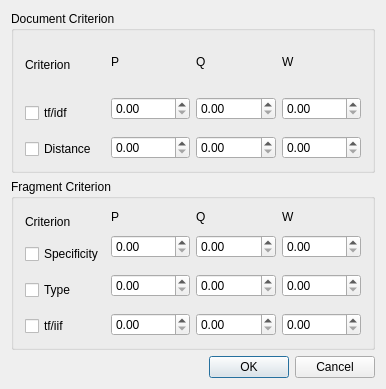
Qt form promrank/frontend/qt/gpromrank.ui (pfrancq/galilei) before a commit.
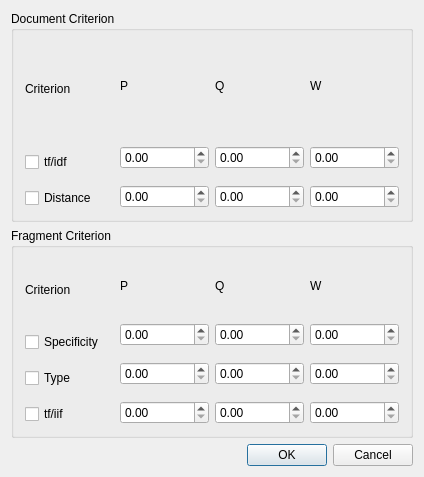
The same form after that commit.

What changed in the file:
```diff
--- a/promrank/frontend/qt/gpromrank.ui
+++ b/promrank/frontend/qt/gpromrank.ui
@@ -6,8 +6,8 @@
    <rect>
     <x>0</x>
     <y>0</y>
-    <width>386</width>
-    <height>389</height>
+    <width>424</width>
+    <height>477</height>
    </rect>
   </property>
   <property name="sizePolicy">
```
Left out of the diff: 35 changed lines with no effect on the pictures.
